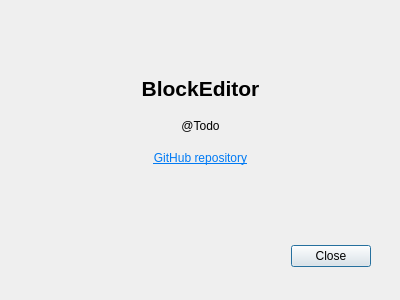
Old version of the form src/gui/aboutdialog.ui in the repository JiriFurda/ICP-proj.
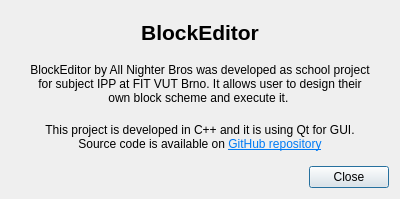
New version of the form.

Commit message: Added file dialogs, changed about dialog text

```diff
--- a/src/gui/aboutdialog.ui
+++ b/src/gui/aboutdialog.ui
@@ -7,47 +7,37 @@
     <x>0</x>
     <y>0</y>
     <width>400</width>
-    <height>300</height>
+    <height>199</height>
    </rect>
   </property>
   <property name="windowTitle">
    <string>About BlockEditor</string>
   </property>
-  <widget class="QDialogButtonBox" name="buttonBox">
-   <property name="geometry">
-    <rect>
-     <x>30</x>
-     <y>240</y>
-     <width>341</width>
-     <height>32</height>
-    </rect>
-   </property>
-   <property name="orientation">
-    <enum>Qt::Horizontal</enum>
-   </property>
-   <property name="standardButtons">
-    <set>QDialogButtonBox::Close</set>
-   </property>
-  </widget>
-  <widget class="QLabel" name="label">
-   <property name="geometry">
-    <rect>
-     <x>10</x>
-     <y>10</y>
-     <width>381</width>
-     <height>221</height>
-    </rect>
-   </property>
-   <property name="text">
-    <string>&lt;!DOCTYPE HTML PUBLIC &quot;-//W3C//DTD HTML 4.0//EN&quot; &quot;http://www.w3.org/TR/REC-html40/strict.dtd&quot;&gt;
+  <layout class="QGridLayout" name="gridLayout">
+   <item row="0" column="0">
+    <widget class="QLabel" name="label">
+     <property name="text">
+      <string>&lt;!DOCTYPE HTML PUBLIC &quot;-//W3C//DTD HTML 4.0//EN&quot; &quot;http://www.w3.org/TR/REC-html40/strict.dtd&quot;&gt;
 &lt;html&gt;&lt;head&gt;&lt;meta name=&quot;qrichtext&quot; content=&quot;1&quot; /&gt;&lt;style type=&quot;text/css&quot;&gt;
 p, li { white-space: pre-wrap; }
 &lt;/style&gt;&lt;/head&gt;&lt;body style=&quot; font-family:'Noto Sans'; font-size:9pt; font-weight:400; font-style:normal;&quot;&gt;
 &lt;p align=&quot;center&quot; style=&quot; margin-top:18px; margin-bottom:12px; margin-left:0px; margin-right:0px; -qt-block-indent:0; text-indent:0px;&quot;&gt;&lt;span style=&quot; font-size:16pt; font-weight:600;&quot;&gt;BlockEditor&lt;/span&gt;&lt;/p&gt;
-&lt;p align=&quot;center&quot; style=&quot; margin-top:18px; margin-bottom:12px; margin-left:0px; margin-right:0px; -qt-block-indent:0; text-indent:0px;&quot;&gt;@Todo&lt;/p&gt;
-&lt;p align=&quot;center&quot; style=&quot; margin-top:18px; margin-bottom:12px; margin-left:0px; margin-right:0px; -qt-block-indent:0; text-indent:0px;&quot;&gt;&lt;a href=&quot;https://github.com/Furdys/ICP-proj&quot;&gt;&lt;span style=&quot; text-decoration: underline; color:#007af4;&quot;&gt;GitHub repository&lt;/span&gt;&lt;/a&gt;&lt;/p&gt;&lt;/body&gt;&lt;/html&gt;</string>
-   </property>
-  </widget>
+&lt;p align=&quot;center&quot; style=&quot; margin-top:18px; margin-bottom:12px; margin-left:0px; margin-right:0px; -qt-block-indent:0; text-indent:0px;&quot;&gt;BlockEditor by All Nighter Bros was developed as school project&lt;br /&gt;for subject IPP at FIT VUT Brno. It allows user to design their&lt;br /&gt;own block scheme and execute it. &lt;/p&gt;
+&lt;p align=&quot;center&quot; style=&quot; margin-top:18px; margin-bottom:12px; margin-left:0px; margin-right:0px; -qt-block-indent:0; text-indent:0px;&quot;&gt;This project is developed in C++ and it is using Qt for GUI.&lt;br /&gt;Source code is available on &lt;a href=&quot;https://github.com/Furdys/ICP-proj&quot;&gt;&lt;span style=&quot; text-decoration: underline; color:#007af4;&quot;&gt;GitHub repository&lt;/span&gt;&lt;/a&gt;&lt;/p&gt;&lt;/body&gt;&lt;/html&gt;</string>
+     </property>
+    </widget>
+   </item>
+   <item row="1" column="0">
+    <widget class="QDialogButtonBox" name="buttonBox">
+     <property name="orientation">
+      <enum>Qt::Horizontal</enum>
+     </property>
+     <property name="standardButtons">
+      <set>QDialogButtonBox::Close</set>
+     </property>
+    </widget>
+   </item>
+  </layout>
  </widget>
  <resources/>
  <connections>
```
The commit also changes 3 other files.
